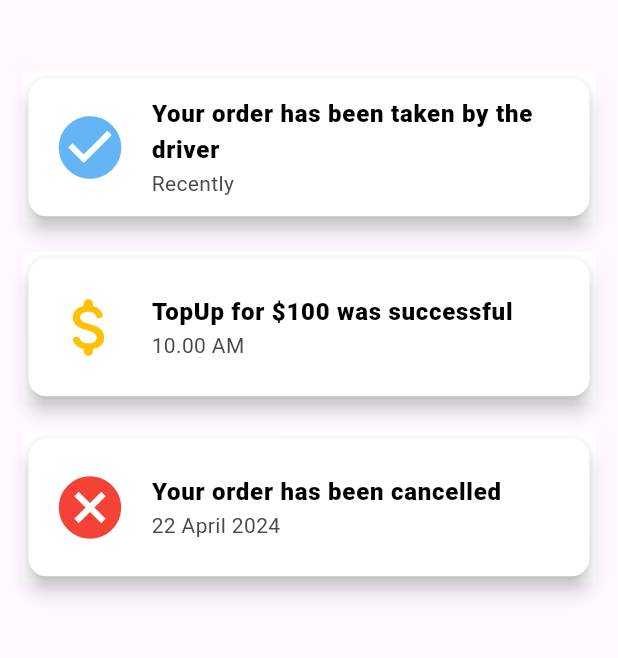
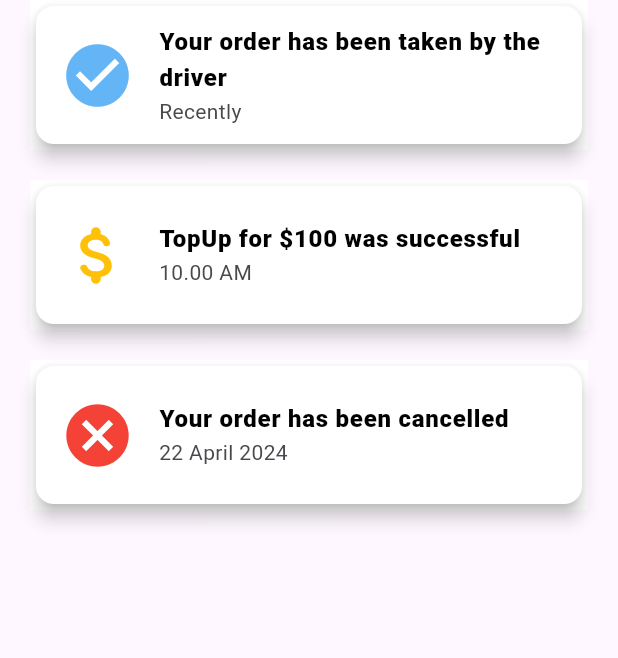
Before and after one commit to Ephrem-shimels21/food_delivery_app_, a Flutter app: the NotificationPage screen opened by its route, on a phone screen of 412 x 824 dp, the part 225-883 px from its top. Run offline on Flutter 3.47's test engine with Material 3 defaults, Android fonts, the phone set to English and light mode, and no system bars; our stand-ins replace go_router, google_fonts.

Commit message:
delete space between the cards and the text

```diff
--- a/lib/notification/screens/notification.dart
+++ b/lib/notification/screens/notification.dart
@@ -87,14 +87,10 @@ class NotificationPageState extends State<NotificationPage> {
                     )
                   ]))
         ]),
-        SizedBox(height: media.height * 0.01),
-        SingleChildScrollView(
-            child: Column(
-          children: [
         ListView.builder(
           physics: const NeverScrollableScrollPhysics(),
           shrinkWrap: true,
-              padding: const EdgeInsets.symmetric(horizontal: 15, vertical: 40),
+          padding: const EdgeInsets.symmetric(horizontal: 20),
           itemCount: notifications.length,
           itemBuilder: ((context, index) {
             var notification = notifications[index];
@@ -103,8 +99,6 @@ class NotificationPageState extends State<NotificationPage> {
                 child: NotificationCard(notification: notification));
           }),
         )
-          ],
-        )),
       ],
     )));
   }
```
Lines whose indentation alone changed are shown as unchanged.
